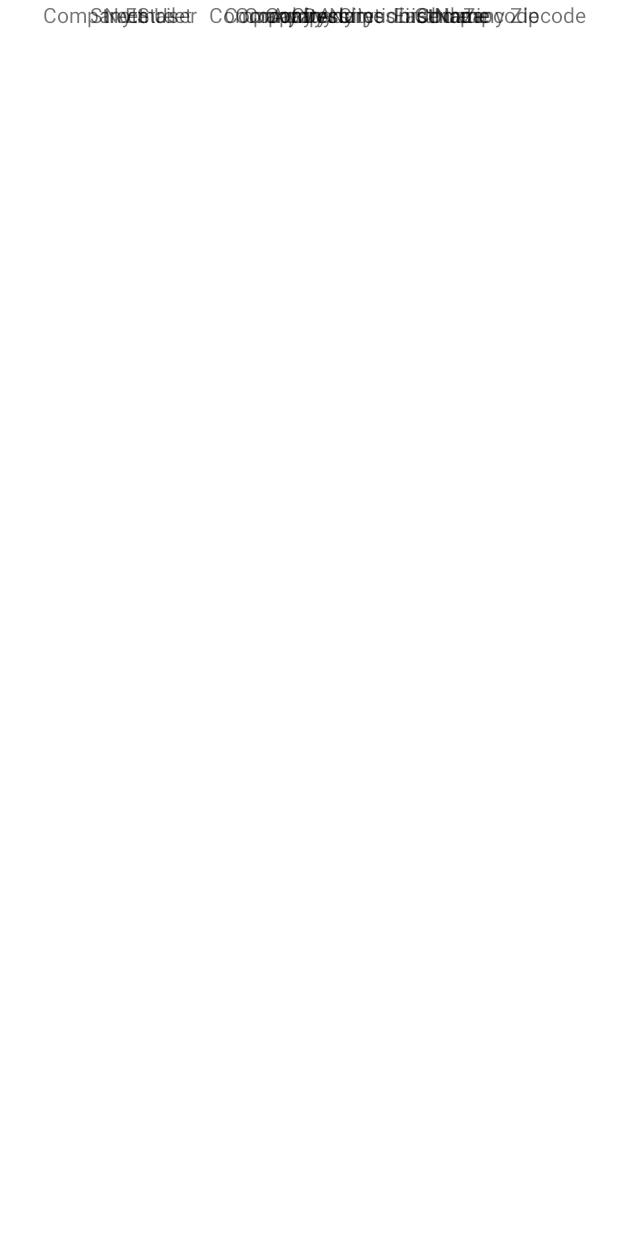
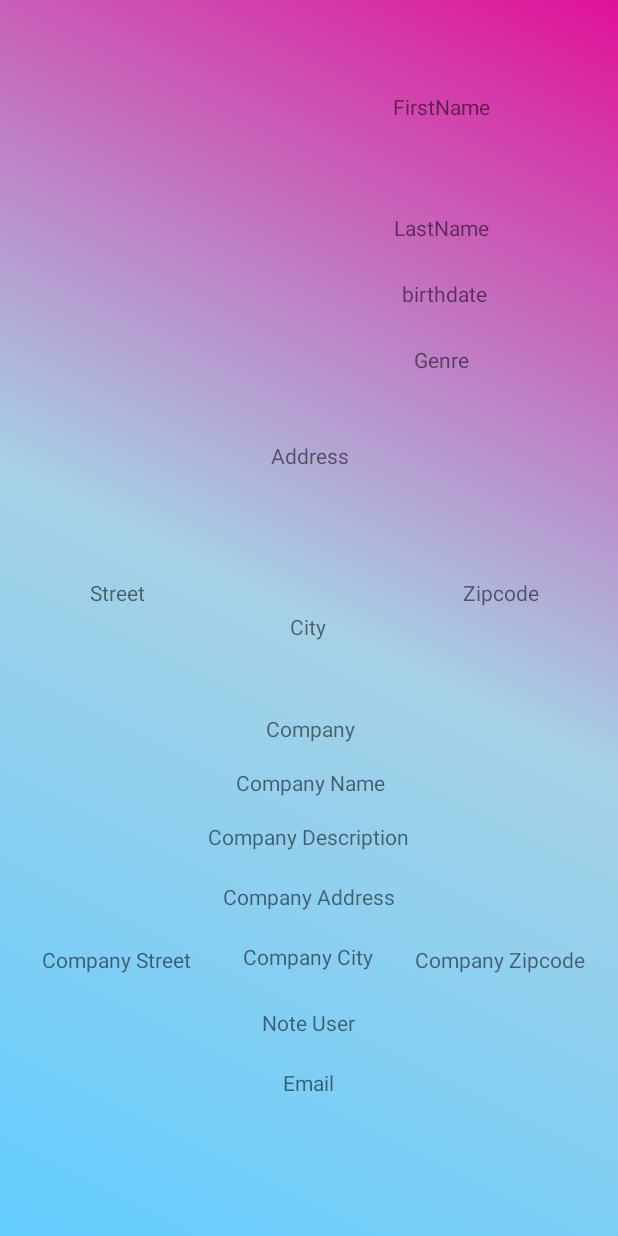
Before and after one commit to TOMitom910/loginScreen, an Android app: the layout activity_user_information.xml on its own in the app's theme, with its tools: preview values and no code run, on a phone screen of 412 x 824 dp. Run offline under Robolectric (Android 15) with nearby library versions, the phone set to English and light mode, and no system bars.

Commit message:
switch screen vers les infos des users

```diff
--- a/app/src/main/AndroidManifest.xml
+++ b/app/src/main/AndroidManifest.xml
@@ -14,6 +14,9 @@
         android:theme="@style/Theme.LoginScreen"
         tools:targetApi="31">
         <activity
+            android:name=".UserInformationActivity"
+            android:exported="false" />
+        <activity
             android:name=".UserActivity"
             android:exported="false" />
         <activity
--- a/app/src/main/res/layout/user_information.xml
+++ b/app/src/main/res/layout/activity_user_information.xml
@@ -3,30 +3,34 @@
     xmlns:app="http://schemas.android.com/apk/res-auto"
     xmlns:tools="http://schemas.android.com/tools"
     android:layout_width="match_parent"
-    android:layout_height="match_parent">
+    android:layout_height="match_parent"
+    android:background="@drawable/gradient"
+    tools:context=".UserInformationActivity">
 
     <!--                           AVATAR                           -->
+
+
+    <!--                        INFO LEGALE                          -->
 
     <ImageView
         android:id="@+id/imgAvatar"
         android:layout_width="175dp"
         android:layout_height="200dp"
+        app:layout_constraintEnd_toEndOf="parent"
+        app:layout_constraintHorizontal_bias="0.0"
         app:layout_constraintStart_toStartOf="parent"
         app:layout_constraintTop_toTopOf="parent" />
-
-
-    <!--                        INFO LEGALE                          -->
 
     <TextView
         android:id="@+id/tvLastName"
         android:layout_width="200sp"
         android:layout_height="20sp"
+        android:layout_marginBottom="24dp"
         android:gravity="center"
         android:text="LastName"
+        app:layout_constraintBottom_toTopOf="@+id/tvBirthdate"
         app:layout_constraintEnd_toEndOf="parent"
-        app:layout_constraintStart_toEndOf="@+id/imgAvatar"
-        tools:ignore="MissingConstraints"
-        tools:layout_editor_absoluteY="61dp" />
+        app:layout_constraintStart_toEndOf="@+id/imgAvatar" />
 
     <TextView
         android:id="@+id/tvFirstName"
@@ -34,10 +38,10 @@
         android:layout_height="20sp"
         android:gravity="center"
         android:text="FirstName"
+        app:layout_constraintBottom_toTopOf="@+id/tvLastName"
         app:layout_constraintEnd_toEndOf="parent"
         app:layout_constraintStart_toEndOf="@+id/imgAvatar"
-        tools:ignore="MissingConstraints"
-        tools:layout_editor_absoluteY="16dp" />
+        app:layout_constraintTop_toTopOf="parent"/>
 
 
     <!--                           ADDRESS                           -->
@@ -46,23 +50,24 @@
         android:id="@+id/tvGenre"
         android:layout_width="200sp"
         android:layout_height="20sp"
+        android:layout_marginBottom="44dp"
         android:gravity="center"
         android:text="Genre"
+        app:layout_constraintBottom_toTopOf="@+id/tvAddress"
         app:layout_constraintEnd_toEndOf="parent"
-        app:layout_constraintStart_toEndOf="@+id/imgAvatar"
-        tools:ignore="MissingConstraints"
-        tools:layout_editor_absoluteY="158dp" />
+        app:layout_constraintStart_toEndOf="@+id/imgAvatar" />
 
     <TextView
         android:id="@+id/tvBirthdate"
         android:layout_width="200sp"
         android:layout_height="20sp"
+        android:layout_marginBottom="24dp"
         android:gravity="center"
         android:text="birthdate"
+        app:layout_constraintBottom_toTopOf="@+id/tvGenre"
         app:layout_constraintEnd_toEndOf="parent"
-        app:layout_constraintStart_toEndOf="@+id/imgAvatar"
-        tools:ignore="MissingConstraints"
-        tools:layout_editor_absoluteY="108dp" />
+        app:layout_constraintHorizontal_bias="0.555"
+        app:layout_constraintStart_toEndOf="@+id/imgAvatar" />
 
     <TextView
         android:id="@+id/tvAddress"
@@ -70,10 +75,10 @@
         android:layout_height="20sp"
         android:gravity="center"
         android:text="Address"
+        app:layout_constraintBottom_toTopOf="@+id/tvCity"
         app:layout_constraintEnd_toEndOf="parent"
         app:layout_constraintStart_toStartOf="parent"
-        tools:ignore="MissingConstraints"
-        tools:layout_editor_absoluteY="222dp" />
+        app:layout_constraintTop_toBottomOf="@+id/imgAvatar" />
 
 
     <!--                           COMPANY                           -->
@@ -84,21 +89,22 @@
         android:layout_height="20sp"
         android:gravity="center"
         android:text="Street"
+        app:layout_constraintBottom_toTopOf="@+id/tvCompany"
         app:layout_constraintEnd_toStartOf="@+id/tvCity"
         app:layout_constraintStart_toStartOf="parent"
-        tools:ignore="MissingConstraints"
-        tools:layout_editor_absoluteY="265dp" />
+        app:layout_constraintTop_toBottomOf="@+id/tvAddress" />
 
     <TextView
         android:id="@+id/tvCity"
         android:layout_width="100sp"
         android:layout_height="20sp"
+        android:layout_marginBottom="48dp"
         android:gravity="center"
         android:text="City"
+        app:layout_constraintBottom_toTopOf="@+id/tvCompany"
         app:layout_constraintEnd_toEndOf="parent"
-        app:layout_constraintStart_toStartOf="parent"
-        tools:ignore="MissingConstraints"
-        tools:layout_editor_absoluteY="265dp" />
+        app:layout_constraintHorizontal_bias="0.498"
+        app:layout_constraintStart_toStartOf="parent" />
 
     <TextView
         android:id="@+id/tvZipcode"
@@ -106,56 +112,60 @@
         android:layout_height="20sp"
         android:gravity="center"
         android:text="Zipcode"
+        app:layout_constraintBottom_toTopOf="@+id/tvCompany"
         app:layout_constraintEnd_toEndOf="parent"
         app:layout_constraintStart_toEndOf="@+id/tvCity"
-        tools:ignore="MissingConstraints"
-        tools:layout_editor_absoluteY="265dp" />
+        app:layout_constraintTop_toBottomOf="@+id/tvAddress" />
+
+    <!--                      ADDRESS COMPANY                        -->
 
     <TextView
         android:id="@+id/tvCompany"
         android:layout_width="200sp"
         android:layout_height="20sp"
+        android:layout_marginBottom="16dp"
         android:gravity="center"
         android:text="Company"
+        app:layout_constraintBottom_toTopOf="@+id/tvCompanyName"
         app:layout_constraintEnd_toEndOf="parent"
-        app:layout_constraintStart_toStartOf="parent"
-        tools:ignore="MissingConstraints"
-        tools:layout_editor_absoluteY="327dp" />
-
-    <!--                      ADDRESS COMPANY                        -->
+        app:layout_constraintHorizontal_bias="0.502"
+        app:layout_constraintStart_toStartOf="parent" />
 
     <TextView
         android:id="@+id/tvCompanyName"
         android:layout_width="200sp"
         android:layout_height="20sp"
+        android:layout_marginBottom="16dp"
         android:gravity="center"
         android:text="Company Name"
+        app:layout_constraintBottom_toTopOf="@+id/tvCompanyDescription"
         app:layout_constraintEnd_toEndOf="parent"
-        app:layout_constraintStart_toStartOf="parent"
-        tools:ignore="MissingConstraints"
-        tools:layout_editor_absoluteY="355dp" />
+        app:layout_constraintHorizontal_bias="0.502"
+        app:layout_constraintStart_toStartOf="parent" />
 
     <TextView
         android:id="@+id/tvCompanyDescription"
         android:layout_width="200sp"
         android:layout_height="20sp"
+        android:layout_marginBottom="20dp"
         android:gravity="center"
         android:text="Company Description"
+        app:layout_constraintBottom_toTopOf="@+id/tvCompanyAddress"
         app:layout_constraintEnd_toEndOf="parent"
-        app:layout_constraintStart_toStartOf="parent"
-        tools:ignore="MissingConstraints"
-        tools:layout_editor_absoluteY="386dp" />
+        app:layout_constraintHorizontal_bias="0.497"
+        app:layout_constraintStart_toStartOf="parent" />
 
     <TextView
         android:id="@+id/tvCompanyAddress"
         android:layout_width="200sp"
         android:layout_height="20sp"
+        android:layout_marginBottom="20dp"
         android:gravity="center"
         android:text="Company Address"
+        app:layout_constraintBottom_toTopOf="@+id/tvCompanyCity"
         app:layout_constraintEnd_toEndOf="parent"
-        app:layout_constraintStart_toStartOf="parent"
-        tools:ignore="MissingConstraints"
-        tools:layout_editor_absoluteY="429dp" />
+        app:layout_constraintHorizontal_bias="0.497"
+        app:layout_constraintStart_toStartOf="parent" />
 
     <TextView
         android:id="@+id/tvCompanyStreet"
@@ -163,21 +173,22 @@
         android:layout_height="20sp"
         android:gravity="center"
         android:text="Company Street"
+        app:layout_constraintBottom_toTopOf="@+id/tvNote"
         app:layout_constraintEnd_toStartOf="@+id/tvCompanyCity"
         app:layout_constraintStart_toStartOf="parent"
-        tools:ignore="MissingConstraints"
-        tools:layout_editor_absoluteY="466dp" />
+        app:layout_constraintTop_toBottomOf="@+id/tvCompanyAddress" />
 
     <TextView
         android:id="@+id/tvCompanyCity"
         android:layout_width="100sp"
         android:layout_height="20sp"
+        android:layout_marginBottom="24dp"
         android:gravity="center"
         android:text="Company City"
+        app:layout_constraintBottom_toTopOf="@+id/tvNote"
         app:layout_constraintEnd_toEndOf="parent"
-        app:layout_constraintStart_toStartOf="parent"
-        tools:ignore="MissingConstraints"
-        tools:layout_editor_absoluteY="466dp" />
+        app:layout_constraintHorizontal_bias="0.498"
+        app:layout_constraintStart_toStartOf="parent" />
 
     <TextView
         android:id="@+id/tvCompanyZipcode"
@@ -185,31 +196,33 @@
         android:layout_height="20sp"
         android:gravity="center"
         android:text="Company Zipcode"
+        app:layout_constraintBottom_toTopOf="@+id/tvNote"
         app:layout_constraintEnd_toEndOf="parent"
         app:layout_constraintStart_toEndOf="@+id/tvCompanyCity"
-        tools:ignore="MissingConstraints"
-        tools:layout_editor_absoluteY="466dp" />
+        app:layout_constraintTop_toBottomOf="@+id/tvCompanyAddress" />
 
     <TextView
         android:id="@+id/tvNote"
         android:layout_width="200sp"
         android:layout_height="20sp"
+        android:layout_marginBottom="20dp"
         android:gravity="center"
         android:text="Note User"
-        tools:ignore="MissingConstraints"
-        tools:layout_editor_absoluteX="105dp"
-        tools:layout_editor_absoluteY="536dp" />
+        app:layout_constraintBottom_toTopOf="@+id/tvEmail"
+        app:layout_constraintEnd_toEndOf="parent"
+        app:layout_constraintHorizontal_bias="0.497"
+        app:layout_constraintStart_toStartOf="parent" />
 
     <TextView
         android:id="@+id/tvEmail"
         android:layout_width="200sp"
         android:layout_height="20sp"
+        android:layout_marginBottom="92dp"
         android:gravity="center"
         android:text="Email"
-        tools:ignore="MissingConstraints"
-        tools:layout_editor_absoluteX="105dp"
-        tools:layout_editor_absoluteY="611dp" />
-
-
+        app:layout_constraintBottom_toBottomOf="parent"
+        app:layout_constraintEnd_toEndOf="parent"
+        app:layout_constraintHorizontal_bias="0.497"
+        app:layout_constraintStart_toStartOf="parent" />
 
 </androidx.constraintlayout.widget.ConstraintLayout>
```
Also changed, not shown: app/src/main/java/com/example/loginscreen/UserActivity.kt (+28 -1 lines), app/src/main/java/com/example/loginscreen/UserInformationActivity.kt (added, +64 -0 lines), app/src/main/java/com/example/loginscreen/adapter/UserAdapter.kt (+18 -2 lines).
